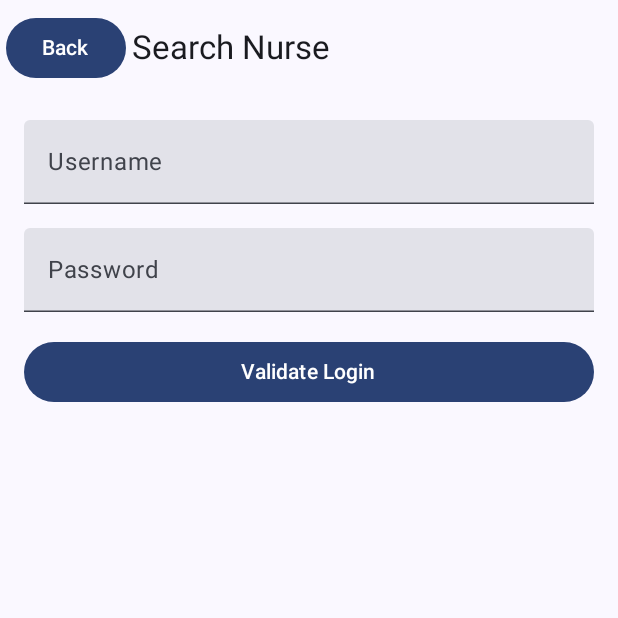
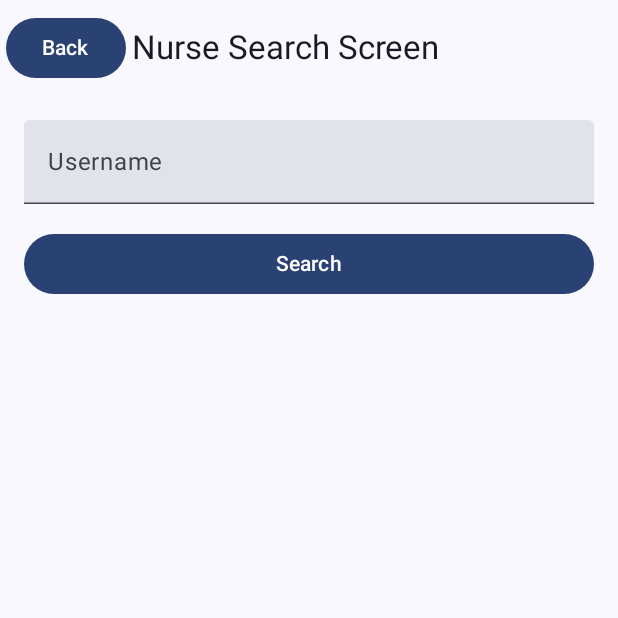
Before and after one commit to dinanli2002/frontendgroup, an Android app built with Jetpack Compose: the composable SearchNurseScreen shown on its own in the app's theme, on a phone screen of 412 x 824 dp, the top half of it. Run offline under Robolectric (Android 15) with nearby library versions, the phone set to English and light mode, and no system bars.

Commit message:
Added Screen for searching for nurses by name

```diff
--- a/app/build.gradle.kts
+++ b/app/build.gradle.kts
@@ -49,6 +49,7 @@ dependencies {
     implementation(libs.androidx.ui.graphics)
     implementation(libs.androidx.ui.tooling.preview)
     implementation(libs.androidx.material3)
+    implementation(libs.androidx.room.ktx)
     testImplementation(libs.junit)
     androidTestImplementation(libs.androidx.junit)
     androidTestImplementation(libs.androidx.espresso.core)
--- a/app/src/main/java/com/example/frontendgroup/MainActivity.kt
+++ b/app/src/main/java/com/example/frontendgroup/MainActivity.kt
@@ -11,6 +11,8 @@ import androidx.compose.foundation.layout.Column
 import androidx.compose.foundation.layout.fillMaxSize
 import androidx.compose.foundation.layout.fillMaxWidth
 import androidx.compose.foundation.layout.padding
+import androidx.compose.foundation.lazy.LazyColumn
+import androidx.compose.foundation.lazy.items
 import androidx.compose.material3.Button
 import androidx.compose.material3.ExperimentalMaterial3Api
 import androidx.compose.material3.Scaffold
@@ -28,7 +30,6 @@ import androidx.compose.runtime.setValue
 import androidx.compose.ui.Modifier
 import androidx.compose.ui.tooling.preview.Preview
 import androidx.compose.ui.unit.dp
-
 
 
 class MainActivity : ComponentActivity() {
@@ -203,25 +204,23 @@ fun NurseInfoScreen(onNavigateBack: () -> Unit) {
 }
 
 
+@OptIn(ExperimentalMaterial3Api::class)
 @Composable
 fun SearchNurseScreen(onNavigateToNurseInfo: () -> Unit, onNavigateBack: () -> Unit) {
     var text1 by remember { mutableStateOf("") }
-    var text2 by remember { mutableStateOf("") }
     var snackbarHostState = remember { SnackbarHostState() }
     var snackbarMessage by remember { mutableStateOf("") }
+    var results by remember { mutableStateOf(listOf<Nurse>()) }
 
     Scaffold(
         topBar = {
             TopAppBar(
-                title = { Text("Search Nurse") },
+                title = { Text("Nurse Search Screen") },  // Corregido el título
                 navigationIcon = {
                     Button(onClick = onNavigateBack) { Text("Back") }
                 }
             )
         },
-        snackbarHost = {
-            SnackbarHost(hostState = snackbarHostState)
-        }
     ) { paddingValues ->
         Column(
             modifier = Modifier
@@ -237,37 +236,37 @@ fun SearchNurseScreen(onNavigateToNurseInfo: () -> Unit, onNavigateBack: () -> U
                 modifier = Modifier.fillMaxWidth()
             )
 
-            TextField(
-                value = text2,
-                onValueChange = { text2 = it },
-                label = { Text("Password") },
-                modifier = Modifier.fillMaxWidth()
-            )
-
             Button(
                 onClick = {
-                    // Verificar las credenciales
-                    if (text1 == "nurse1" && text2 == "nurse1") {
-                        snackbarMessage = "Login successful"
-                        //onNavigateToNurseInfo() // Cambiar a la pantalla nurseInfo
-                    } else {
-                        snackbarMessage = "Login incorrect"
-                    }
+
+                        snackbarMessage = "Search Successful"
+                    results = searchNursesByName(text1)
+
                 },
                 modifier = Modifier.fillMaxWidth()
             ) {
-                Text("Validate Login")
+                Text("Search")
             }
 
-            LaunchedEffect(snackbarMessage) {
-                if (snackbarMessage.isNotEmpty()) {
-                    snackbarHostState.showSnackbar(snackbarMessage)
+            LazyColumn(modifier = Modifier.fillMaxSize().padding(top = 16.dp)) {
+                items(results) { nurse ->
+                    NurseItem(nurse = nurse)
                 }
             }
+
         }
+
     }
 
+
 }
+
+fun searchNursesByName(query: String): List<Nurse> {
+    return nurses.filter { it.name.contains(query, ignoreCase = true) }.take(3)
+}
+
+
+
 @Preview(showBackground = true)
 @Composable
 fun DefaultPreview() {
--- a/gradle/libs.versions.toml
+++ b/gradle/libs.versions.toml
@@ -8,6 +8,7 @@ espressoCore = "3.6.1"
 lifecycleRuntimeKtx = "2.8.7"
 activityCompose = "1.9.3"
 composeBom = "2024.04.01"
+roomKtx = "2.6.1"
 
 [libraries]
 androidx-core-ktx = { group = "androidx.core", name = "core-ktx", version.ref = "coreKtx" }
@@ -24,6 +25,7 @@ androidx-ui-tooling-preview = { group = "androidx.compose.ui", name = "ui-toolin
 androidx-ui-test-manifest = { group = "androidx.compose.ui", name = "ui-test-manifest" }
 androidx-ui-test-junit4 = { group = "androidx.compose.ui", name = "ui-test-junit4" }
 androidx-material3 = { group = "androidx.compose.material3", name = "material3" }
+androidx-room-ktx = { group = "androidx.room", name = "room-ktx", version.ref = "roomKtx" }
 
 [plugins]
 android-application = { id = "com.android.application", version.ref = "agp" }
```
